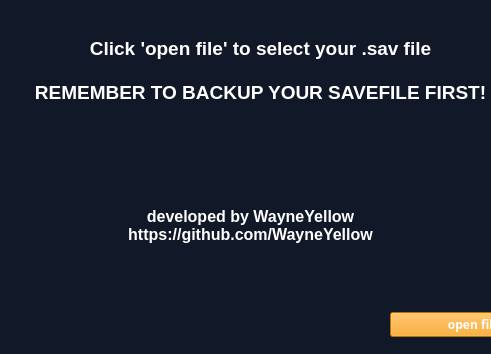
This is src/window.ui in WayneYellow/Deep-Rock-Galactic-Save-Editor as Qt 5 draws it before an edit; both pictures show x 250 to 741 and y 246 to 600 of the 997 by 600 pixel window. The edited form follows.
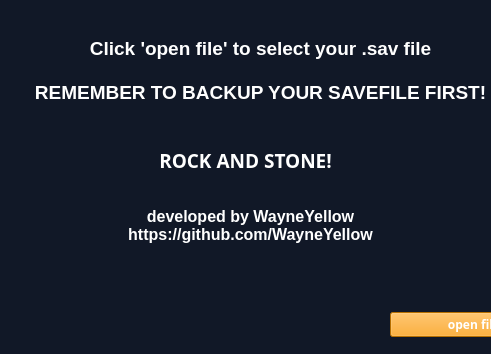
This is the edited form. Icons and pictures are not drawn.

Commit message: rock and stone!

The edit to the form file:
```diff
--- a/src/window.ui
+++ b/src/window.ui
@@ -436,6 +436,33 @@
        <set>Qt::AlignCenter</set>
       </property>
      </widget>
+     <widget class="QLabel" name="label_25">
+      <property name="geometry">
+       <rect>
+        <x>330</x>
+        <y>300</y>
+        <width>331</width>
+        <height>51</height>
+       </rect>
+      </property>
+      <property name="font">
+       <font>
+        <family>Segoe UI Black</family>
+        <pointsize>14</pointsize>
+        <weight>75</weight>
+        <bold>true</bold>
+       </font>
+      </property>
+      <property name="styleSheet">
+       <string notr="true">color: rgb(255, 255, 255);</string>
+      </property>
+      <property name="text">
+       <string>ROCK AND STONE!</string>
+      </property>
+      <property name="alignment">
+       <set>Qt::AlignCenter</set>
+      </property>
+     </widget>
     </widget>
     <widget class="QWidget" name="resources_page">
      <widget class="QScrollArea" name="scrollArea">
```
